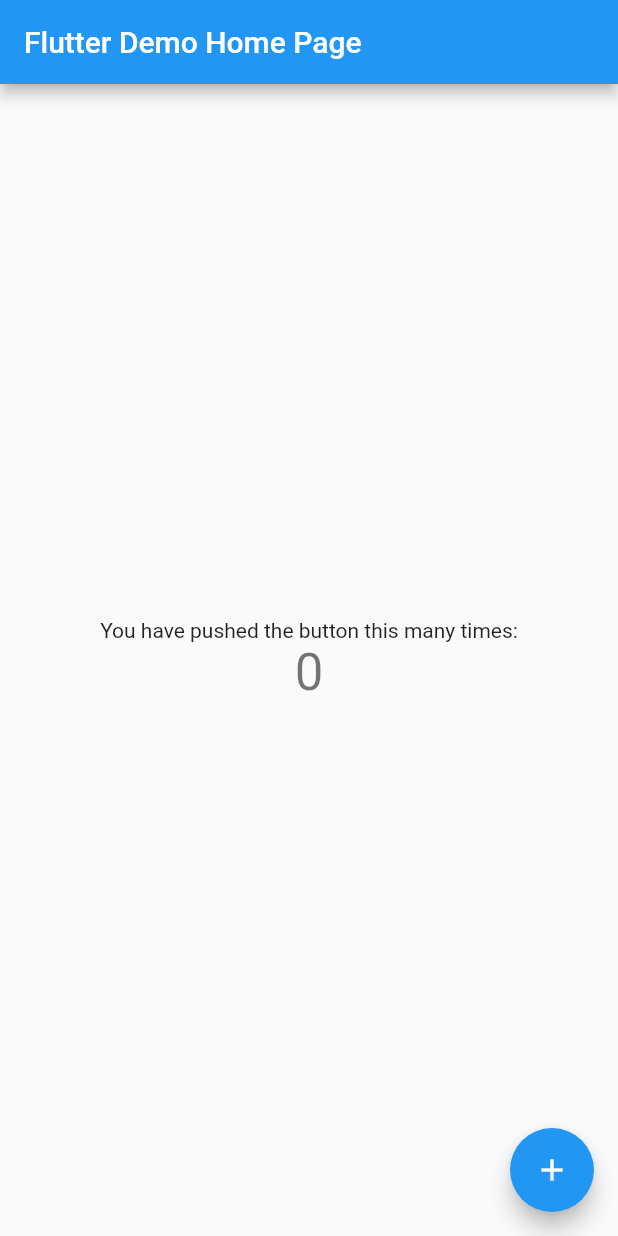
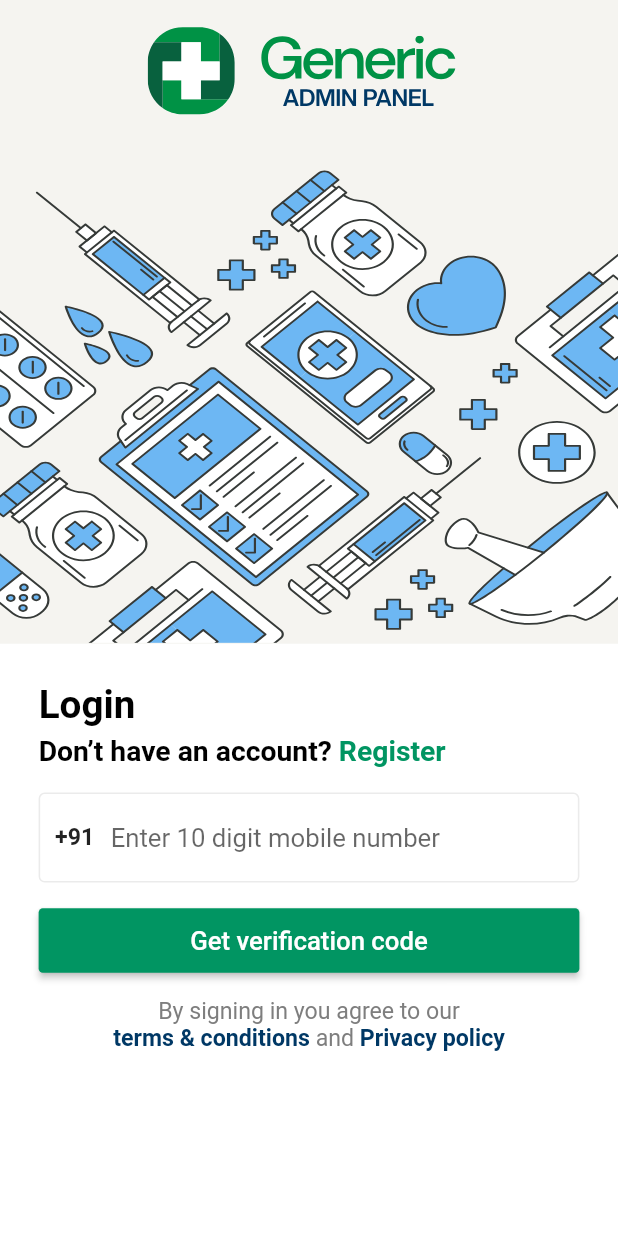
Before and after one commit to DevMeetMunjapara/generic_medicine_admin, a Flutter app: the screen it shows after launch, on a phone screen of 412 x 824 dp. Run offline on Flutter 3.47's test engine with Material 2 defaults, Android fonts, the light colour scheme and no system bars; our stand-ins replace flutter_screenutil, flutter_svg, internet_connection_checker; Roboto replaces fonts that are missing (DMSans).

Commit message:
project create

```diff
--- /dev/null
+++ b/lib/CustomWidget/AppComponent.dart
@@ -0,0 +1,18 @@
+import 'package:flutter/material.dart';
+
+class AppComponent {
+  //colors
+  static Color Yellow = Color.fromARGB(255, 245, 244, 240);
+  static Color Blue = Color.fromARGB(255, 0, 56, 101);
+
+  static Color White = Color.fromARGB(255, 245, 244, 240);
+  static Color NevyBlue = Color.fromARGB(255, 0, 56, 101);
+  static Color Green = Color.fromARGB(255, 1, 149, 98);
+  static Color Orange = Color.fromARGB(255, 234, 132, 35);
+  static Color red = Color.fromARGB(255, 156, 23, 21);
+
+  //images
+  static String introLogo = "img/introLogo.svg";
+  static String logo = "img/logo.svg";
+  static String login = "img/login.svg";
+}
--- /dev/null
+++ b/lib/CustomWidget/fullButton.dart
@@ -0,0 +1,46 @@
+import 'package:flutter/cupertino.dart';
+import 'package:flutter/material.dart';
+import 'package:flutter/src/widgets/framework.dart';
+import 'package:flutter/src/widgets/placeholder.dart';
+import 'package:flutter_screenutil/flutter_screenutil.dart';
+
+class FullButton extends StatelessWidget {
+  late final String title;
+  late final VoidCallback onPressed;
+  late final bool loading;
+  late final Color mycolors;
+
+  FullButton({
+    super.key,
+    required this.title,
+    required this.onPressed,
+    required this.mycolors,
+    this.loading = false,
+  });
+
+  @override
+  Widget build(BuildContext context) {
+    return SizedBox(
+      width: double.infinity,
+      height: 50.h,
+      child: ElevatedButton(
+        style: ElevatedButton.styleFrom(
+            backgroundColor: mycolors,
+            shape: RoundedRectangleBorder(
+                borderRadius: BorderRadius.circular(2.85))),
+        onPressed: onPressed,
+        child: Center(
+          child: loading
+              ? CircularProgressIndicator(
+                  strokeWidth: 3,
+                  color: Colors.white,
+                )
+              : Text(
+                  title,
+                  style: TextStyle(fontSize: 20.sp),
+                ),
+        ),
+      ),
+    );
+  }
+}
--- /dev/null
+++ b/lib/login.dart
@@ -0,0 +1,207 @@
+import 'dart:async';
+import 'package:flutter/material.dart';
+import 'package:flutter/src/widgets/framework.dart';
+import 'package:flutter/src/widgets/placeholder.dart';
+import 'package:flutter_screenutil/flutter_screenutil.dart';
+
+import 'package:generic_medicine_admin/CustomWidget/AppComponent.dart';
+import 'package:generic_medicine_admin/CustomWidget/fullButton.dart';
+import 'package:internet_connection_checker/internet_connection_checker.dart';
+import 'package:flutter_svg/flutter_svg.dart';
+
+class Login extends StatefulWidget {
+  const Login({super.key});
+
+  @override
+  State<Login> createState() => _LoginState();
+}
+
+class _LoginState extends State<Login> {
+  GlobalKey<FormState> _form = GlobalKey<FormState>();
+  TextEditingController mobileNumber = TextEditingController();
+  bool sendOTP = true;
+  bool loading = false;
+
+  @override
+  Widget build(BuildContext context) {
+    return SafeArea(
+      child: Scaffold(
+        backgroundColor: Colors.white,
+        body: GestureDetector(
+          onTap: () {
+            FocusScope.of(context).requestFocus(new FocusNode());
+          },
+          child: SingleChildScrollView(
+            physics: ClampingScrollPhysics(),
+            child: Column(children: [
+              Container(
+                color: AppComponent.White,
+                height: 500.h,
+                width: double.infinity,
+                child: Column(
+                  children: [
+                    SizedBox(
+                      height: 20.h,
+                    ),
+                    SvgPicture.asset(
+                      AppComponent.logo,
+                      height: 70.sp,
+                    ),
+                    SizedBox(
+                      height: 20.h,
+                    ),
+                    SizedBox(
+                        width: double.infinity,
+                        height: 390.h,
+                        child: SvgPicture.asset(
+                          AppComponent.login,
+                          fit: BoxFit.fill,
+                        ))
+                  ],
+                ),
+              ),
+              Padding(
+                padding: EdgeInsets.fromLTRB(30.h, 30.h, 30.h, 10.h),
+                child: Container(
+                  width: double.infinity,
+                  child: Column(
+                    crossAxisAlignment: CrossAxisAlignment.start,
+                    children: [
+                      Text(
+                        "Login",
+                        style: TextStyle(
+                            fontSize: 30.h,
+                            color: Colors.black,
+                            fontWeight: FontWeight.bold),
+                      ),
+                      SizedBox(
+                        height: 5.h,
+                      ),
+                      Row(
+                        children: [
+                          Text(
+                            "Don’t have an account? ",
+                            style: TextStyle(
+                                fontSize: 22.h,
+                                color: Colors.black,
+                                fontWeight: FontWeight.bold),
+                          ),
+                          InkWell(
+                            onTap: () {},
+                            child: Text(
+                              "Register",
+                              style: TextStyle(
+                                  fontSize: 22.h,
+                                  color: AppComponent.Green,
+                                  fontWeight: FontWeight.bold),
+                            ),
+                          )
+                        ],
+                      ),
+                      SizedBox(
+                        height: 20.h,
+                      ),
+                      Form(
+                          key: _form,
+                          child: TextFormField(
+                            keyboardType: TextInputType.number,
+                            controller: mobileNumber,
+                            cursorColor: AppComponent.Green,
+                            decoration: InputDecoration(
+                                prefixIcon: Container(
+                                  //color: Colors.amber,
+                                  width: 10.h,
+                                  child: Center(
+                                    child: Text(
+                                      "+91",
+                                      style: TextStyle(
+                                          fontSize: 18.sp,
+                                          fontWeight: FontWeight.bold),
+                                      textAlign: TextAlign.center,
+                                    ),
+                                  ),
+                                ),
+                                hintText: "Enter 10 digit mobile number",
+                                hintStyle: TextStyle(fontSize: 20.sp),
+                                enabledBorder: OutlineInputBorder(
+                                    borderRadius: BorderRadius.circular(4),
+                                    borderSide: BorderSide(
+                                        color: Color.fromARGB(
+                                            255, 235, 235, 235))),
+                                focusedBorder: OutlineInputBorder(
+                                    borderRadius: BorderRadius.circular(4),
+                                    borderSide:
+                                        BorderSide(color: AppComponent.Green))),
+                            validator: (value) {
+                              if (value == "") {
+                                return "Enter Mobile Number";
+                              }
+                              if (value!.length != 10) {
+                                return 'Only 10 digit number valid';
+                              }
+                            },
+                          )),
+                      SizedBox(
+                        height: 20.h,
+                      ),
+                      FullButton(
+                        title: "Get verification code",
+                        loading: loading,
+                        onPressed: () async {
+                          bool result =
+                              await InternetConnectionChecker().hasConnection;
+                          if (result == true) {
+                            print('---------YAY! Free cute dog pics!');
+                            if (_form.currentState!.validate()) {}
+                          }
+                        },
+                        mycolors: AppComponent.Green,
+                      ),
+                      SizedBox(
+                        height: 20.h,
+                      ),
+                      Align(
+                        alignment: Alignment.center,
+                        child: Text(
+                          "By signing in you agree to our",
+                          style: TextStyle(
+                              fontSize: 18.sp,
+                              color: Color.fromARGB(255, 126, 126, 126)),
+                        ),
+                      ),
+                      Row(
+                        mainAxisAlignment: MainAxisAlignment.center,
+                        children: [
+                          Text(
+                            "terms & conditions ",
+                            style: TextStyle(
+                                fontSize: 18.sp,
+                                color: AppComponent.NevyBlue,
+                                fontWeight: FontWeight.w600),
+                          ),
+                          Text(
+                            "and ",
+                            style: TextStyle(
+                                fontSize: 18.sp,
+                                color: Color.fromARGB(255, 126, 126, 126)),
+                          ),
+                          Text(
+                            "Privacy policy",
+                            style: TextStyle(
+                                fontSize: 18.sp,
+                                color: AppComponent.NevyBlue,
+                                fontWeight: FontWeight.w600),
+                          ),
+                        ],
+                      )
+                    ],
+                  ),
+                ),
+              )
+            ]),
+          ),
+        ),
+      ),
+    );
+  }
+}
--- /dev/null
+++ b/lib/logo.dart
@@ -0,0 +1,43 @@
+import 'dart:async';
+import 'package:flutter/material.dart';
+import 'package:flutter/src/widgets/framework.dart';
+import 'package:flutter/src/widgets/placeholder.dart';
+import 'package:flutter_screenutil/flutter_screenutil.dart';
+import 'package:flutter_svg/flutter_svg.dart';
+import 'package:generic_medicine_admin/CustomWidget/AppComponent.dart';
+import 'package:generic_medicine_admin/Login.dart';
+
+class Logo extends StatefulWidget {
+  const Logo({super.key});
+
+  @override
+  State<Logo> createState() => _LogoState();
+}
+
+class _LogoState extends State<Logo> {
+  @override
+  void initState() {
+    // TODO: implement initState
+    super.initState();
+    timerScreen();
+  }
+
+  timerScreen() async {
+    await Future.delayed(Duration(seconds: 2), () async {
+      Navigator.pushAndRemoveUntil(context,
+          MaterialPageRoute(builder: (context) => Login()), (route) => false);
+    });
+  }
+
+  @override
+  Widget build(BuildContext context) {
+    return Scaffold(
+      backgroundColor: AppComponent.Yellow,
+      body: Center(
+          child: SvgPicture.asset(
+        AppComponent.introLogo,
+        width: 180.sp,
+      )),
+    );
+  }
+}
--- a/lib/main.dart
+++ b/lib/main.dart
@@ -1,4 +1,7 @@
 import 'package:flutter/material.dart';
+import 'package:flutter_screenutil/flutter_screenutil.dart';
+import 'package:generic_medicine_admin/CustomWidget/AppComponent.dart';
+import 'package:generic_medicine_admin/logo.dart';
 
 void main() {
   runApp(const MyApp());
@@ -7,109 +10,23 @@
 class MyApp extends StatelessWidget {
   const MyApp({super.key});
 
-  // This widget is the root of your application.
   @override
   Widget build(BuildContext context) {
-    return MaterialApp(
-      title: 'Flutter Demo',
-      theme: ThemeData(
-        // This is the theme of your application.
-        //
-        // Try running your application with "flutter run". You'll see the
-        // application has a blue toolbar. Then, without quitting the app, try
-        // changing the primarySwatch below to Colors.green and then invoke
-        // "hot reload" (press "r" in the console where you ran "flutter run",
-        // or simply save your changes to "hot reload" in a Flutter IDE).
-        // Notice that the counter didn't reset back to zero; the application
-        // is not restarted.
-        primarySwatch: Colors.blue,
-      ),
-      home: const MyHomePage(title: 'Flutter Demo Home Page'),
+    return ScreenUtilInit(
+      designSize: Size(430, 960),
+      minTextAdapt: true,
+      builder: (context, child) {
+        return MaterialApp(
+          debugShowCheckedModeBanner: false,
+          theme: new ThemeData(
+            // scaffoldBackgroundColor: AppComponent.White,
+            fontFamily: "DMSans",
+          ),
+          routes: {
+            "/": (context) => Logo(),
+          },
+        );
+      },
     );
   }
 }
-
-class MyHomePage extends StatefulWidget {
-  const MyHomePage({super.key, required this.title});
-
-  // This widget is the home page of your application. It is stateful, meaning
-  // that it has a State object (defined below) that contains fields that affect
-  // how it looks.
-
-  // This class is the configuration for the state. It holds the values (in this
-  // case the title) provided by the parent (in this case the App widget) and
-  // used by the build method of the State. Fields in a Widget subclass are
-  // always marked "final".
-
-  final String title;
-
-  @override
-  State<MyHomePage> createState() => _MyHomePageState();
-}
-
-class _MyHomePageState extends State<MyHomePage> {
-  int _counter = 0;
-
-  void _incrementCounter() {
-    setState(() {
-      // This call to setState tells the Flutter framework that something has
-      // changed in this State, which causes it to rerun the build method below
-      // so that the display can reflect the updated values. If we changed
-      // _counter without calling setState(), then the build method would not be
-      // called again, and so nothing would appear to happen.
-      _counter++;
-    });
-  }
-
-  @override
-  Widget build(BuildContext context) {
-    // This method is rerun every time setState is called, for instance as done
-    // by the _incrementCounter method above.
-    //
-    // The Flutter framework has been optimized to make rerunning build methods
-    // fast, so that you can just rebuild anything that needs updating rather
-    // than having to individually change instances of widgets.
-    return Scaffold(
-      appBar: AppBar(
-        // Here we take the value from the MyHomePage object that was created by
-        // the App.build method, and use it to set our appbar title.
-        title: Text(widget.title),
-      ),
-      body: Center(
-        // Center is a layout widget. It takes a single child and positions it
-        // in the middle of the parent.
-        child: Column(
-          // Column is also a layout widget. It takes a list of children and
-          // arranges them vertically. By default, it sizes itself to fit its
-          // children horizontally, and tries to be as tall as its parent.
-          //
-          // Invoke "debug painting" (press "p" in the console, choose the
-          // "Toggle Debug Paint" action from the Flutter Inspector in Android
-          // Studio, or the "Toggle Debug Paint" command in Visual Studio Code)
-          // to see the wireframe for each widget.
-          //
-          // Column has various properties to control how it sizes itself and
-          // how it positions its children. Here we use mainAxisAlignment to
-          // center the children vertically; the main axis here is the vertical
-          // axis because Columns are vertical (the cross axis would be
-          // horizontal).
-          mainAxisAlignment: MainAxisAlignment.center,
-          children: <Widget>[
-            const Text(
-              'You have pushed the button this many times:',
-            ),
-            Text(
-              '$_counter',
-              style: Theme.of(context).textTheme.headlineMedium,
-            ),
-          ],
-        ),
-      ),
-      floatingActionButton: FloatingActionButton(
-        onPressed: _incrementCounter,
-        tooltip: 'Increment',
-        child: const Icon(Icons.add),
-      ), // This trailing comma makes auto-formatting nicer for build methods.
-    );
-  }
-}
```
Also changed, not shown: pubspec.yaml (+6 -3 lines), img/introLogo.svg (added), img/login.svg (added), img/logo.svg (added), pubspec.lock, 1 other file.
